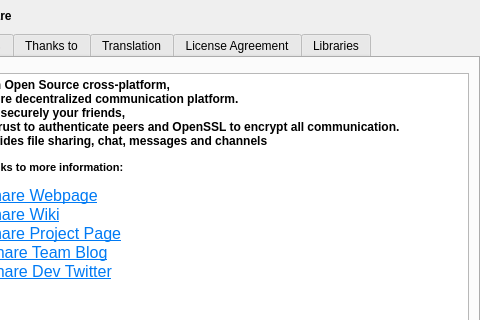
This is retroshare-gui/src/gui/HelpDialog.ui in hunbernd/RetroShare as Qt 5 draws it before an edit; both pictures show x 110 to 590 and y 0 to 320 of the 590 by 521 pixel window. The edited form follows.
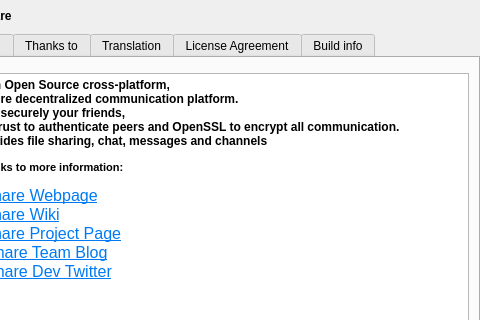
This is the edited form. Icons and pictures are not drawn.

Commit message: Display additional build infos on the about dialog

The edit to the form file:
```diff
--- a/retroshare-gui/src/gui/HelpDialog.ui
+++ b/retroshare-gui/src/gui/HelpDialog.ui
@@ -288,7 +288,7 @@
      </widget>
      <widget class="QWidget" name="tab_6">
       <attribute name="title">
-       <string>Libraries</string>
+       <string>Build info</string>
       </attribute>
       <layout class="QVBoxLayout" name="verticalLayout">
        <item>
```
The commit also changes 3 other files.
